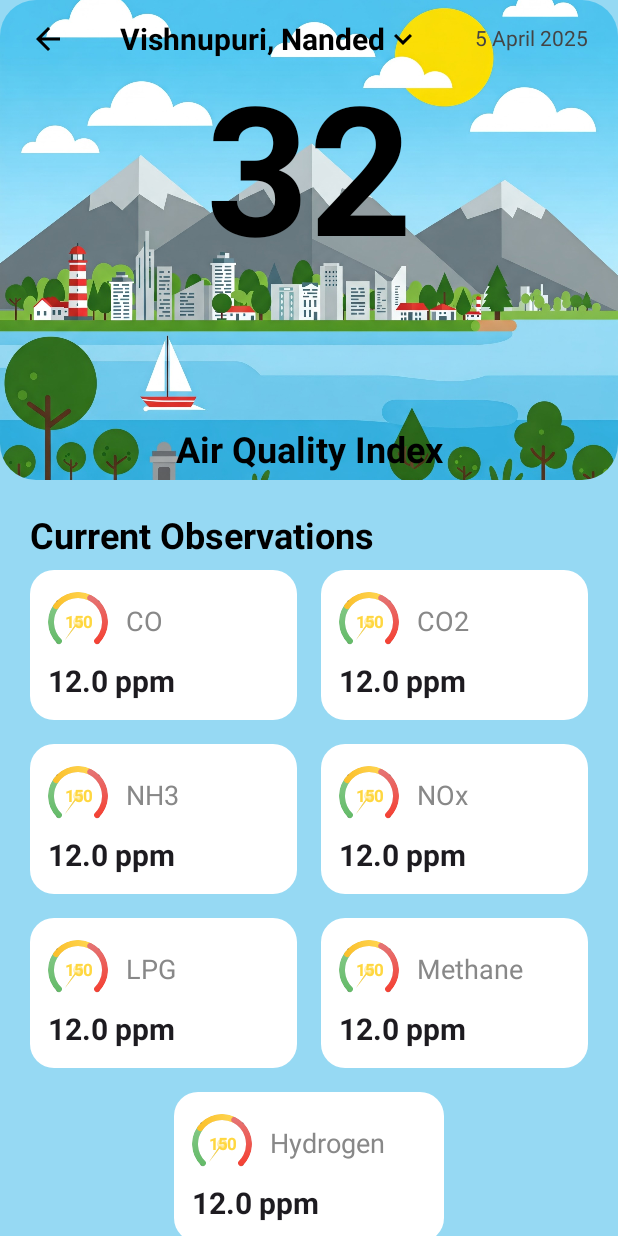
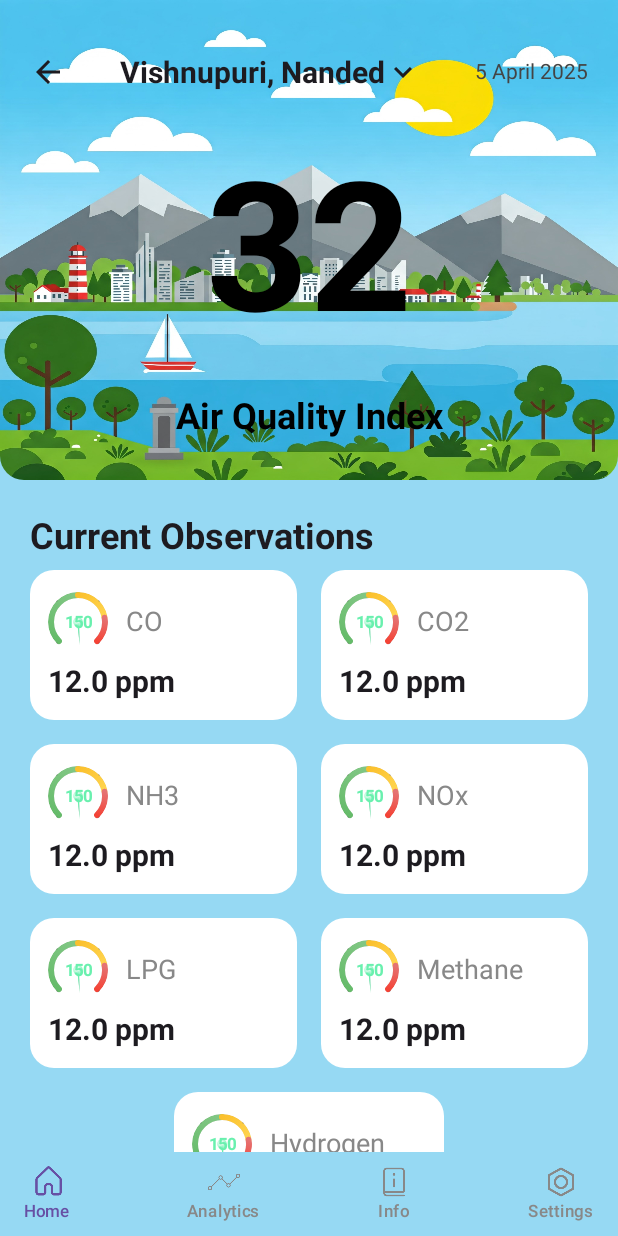
Before and after one commit to Phantom-VK/AirSageAi, an Android app built with Jetpack Compose: the screen it shows after launch (MainActivity), on a phone screen of 412 x 824 dp. Run offline under Robolectric (Android 15) with nearby library versions, the light colour scheme and no system bars; our stand-ins replace Firebase (no records; nobody signed in at launch, a user with empty details on screens opened directly).

Commit message:
Added bottombar

```diff
--- a/app/build.gradle.kts
+++ b/app/build.gradle.kts
@@ -66,4 +66,5 @@ dependencies {
     debugImplementation(libs.androidx.ui.tooling)
     debugImplementation(libs.androidx.ui.test.manifest)
 
+
 }
--- a/app/src/main/AndroidManifest.xml
+++ b/app/src/main/AndroidManifest.xml
@@ -10,7 +10,6 @@
         android:label="@string/app_name"
         android:roundIcon="@mipmap/ic_launcher_round"
         android:supportsRtl="true"
-        android:theme="@style/Theme.App.Starting"
         tools:targetApi="31">
         <activity
             android:name=".MainActivity"
--- a/app/src/main/java/com/vikram/airsageai/MainActivity.kt
+++ b/app/src/main/java/com/vikram/airsageai/MainActivity.kt
@@ -1,34 +1,29 @@
 package com.vikram.airsageai
 
+import android.os.Build
 import android.os.Bundle
 import androidx.activity.ComponentActivity
 import androidx.activity.compose.setContent
 import androidx.activity.enableEdgeToEdge
-import androidx.compose.foundation.layout.fillMaxSize
-import androidx.compose.foundation.layout.padding
-import androidx.compose.material3.Scaffold
-import androidx.compose.material3.Text
+import androidx.annotation.RequiresApi
 import androidx.compose.runtime.Composable
 import androidx.compose.runtime.LaunchedEffect
 import androidx.compose.runtime.getValue
 import androidx.compose.runtime.mutableStateOf
 import androidx.compose.runtime.remember
 import androidx.compose.runtime.setValue
-import androidx.compose.ui.Modifier
-import androidx.compose.ui.tooling.preview.Preview
-import androidx.compose.ui.unit.dp
 import androidx.navigation.NavController
 import androidx.navigation.compose.rememberNavController
-import com.vikram.airsageai.ui.components.GasPpmGauge
-import com.vikram.airsageai.ui.navigation.Navigation
 import com.vikram.airsageai.ui.screens.HomeScreen
 import com.vikram.airsageai.ui.screens.SplashContent
-import com.vikram.airsageai.ui.theme.AirSageAiTheme
 import com.vikram.airsageai.utils.Database
 import kotlinx.coroutines.delay
 
 class MainActivity : ComponentActivity() {
+
+    @RequiresApi(Build.VERSION_CODES.R)
     override fun onCreate(savedInstanceState: Bundle?) {
+
 
          val database = Database()
 
--- /dev/null
+++ b/app/src/main/java/com/vikram/airsageai/ui/components/BottomAppBar.kt
@@ -0,0 +1,141 @@
+package com.vikram.airsageai.ui.components
+
+import androidx.annotation.DrawableRes
+import androidx.compose.foundation.background
+import androidx.compose.foundation.clickable
+import androidx.compose.foundation.layout.Arrangement
+import androidx.compose.foundation.layout.Box
+import androidx.compose.foundation.layout.Column
+import androidx.compose.foundation.layout.Row
+import androidx.compose.foundation.layout.fillMaxSize
+import androidx.compose.foundation.layout.fillMaxWidth
+import androidx.compose.foundation.layout.height
+import androidx.compose.foundation.layout.padding
+import androidx.compose.foundation.layout.size
+import androidx.compose.foundation.layout.wrapContentSize
+import androidx.compose.foundation.shape.RoundedCornerShape
+import androidx.compose.material3.BottomAppBar
+import androidx.compose.material3.Icon
+import androidx.compose.material3.MaterialTheme
+import androidx.compose.material3.NavigationBarItem
+import androidx.compose.material3.Surface
+import androidx.compose.material3.Text
+import androidx.compose.runtime.Composable
+import androidx.compose.runtime.MutableState
+import androidx.compose.runtime.mutableStateOf
+import androidx.compose.runtime.remember
+import androidx.compose.ui.Alignment
+import androidx.compose.ui.Modifier
+import androidx.compose.ui.graphics.Color
+import androidx.compose.ui.res.painterResource
+import androidx.compose.ui.tooling.preview.Preview
+import androidx.compose.ui.unit.dp
+import androidx.navigation.NavHostController
+import com.vikram.airsageai.R
+import androidx.navigation.compose.rememberNavController
+
+
+
+@Composable
+fun AppBottomBar(navController: NavHostController = rememberNavController()) {
+    val selectedItem = remember { mutableStateOf<Screen>(Screen.Home) }
+
+    Box(
+        modifier = Modifier
+            .fillMaxWidth()
+            .background(Color.Transparent),
+        contentAlignment = Alignment.BottomCenter
+    ) {
+        Surface(
+            color = Color(0xFF96D9F3),
+            modifier = Modifier
+                .fillMaxWidth()
+                .height(56.dp) // standard height for bottom nav bar
+        ) {
+            Row(
+                modifier = Modifier
+                    .fillMaxSize()
+                    .padding(horizontal = 16.dp),
+                horizontalArrangement = Arrangement.SpaceBetween,
+                verticalAlignment = Alignment.CenterVertically
+            ) {
+                BottomBarItem(
+                    screen = Screen.Home,
+                    selectedItem = selectedItem,
+                    navController = navController,
+                    iconRes = R.drawable.home,
+                    label = "Home"
+                )
+                BottomBarItem(
+                    screen = Screen.Analytics,
+                    selectedItem = selectedItem,
+                    navController = navController,
+                    iconRes = R.drawable.analytics,
+                    label = "Analytics"
+                )
+                BottomBarItem(
+                    screen = Screen.Info,
+                    selectedItem = selectedItem,
+                    navController = navController,
+                    iconRes = R.drawable.info,
+                    label = "Info"
+                )
+                BottomBarItem(
+                    screen = Screen.Settings,
+                    selectedItem = selectedItem,
+                    navController = navController,
+                    iconRes = R.drawable.settings,
+                    label = "Settings"
+                )
+            }
+        }
+    }
+}
+
+@Composable
+fun BottomBarItem(
+    screen: Screen,
+    selectedItem: MutableState<Screen>,
+    navController: NavHostController,
+    @DrawableRes iconRes: Int,
+    label: String
+) {
+    val isSelected = selectedItem.value == screen
+    val iconColor = if (isSelected) MaterialTheme.colorScheme.primary else Color.Gray
+
+    Column(
+        modifier = Modifier
+            .clickable {
+                selectedItem.value = screen
+                navController.navigate(screen.route)
+            },
+        horizontalAlignment = Alignment.CenterHorizontally
+    ) {
+        Icon(
+            painter = painterResource(id = iconRes),
+            contentDescription = label,
+            tint = iconColor,
+            modifier = Modifier.size(24.dp)
+        )
+        Text(
+            text = label,
+            style = MaterialTheme.typography.labelSmall,
+            color = iconColor
+        )
+    }
+}
+
+
+sealed class Screen(val route: String) {
+    object Home : Screen("home")
+    object Analytics : Screen("analytics")
+    object Info : Screen("info")
+    object Settings : Screen("settings")
+}
+
+@Preview(showBackground = true)
+@Composable
+fun PreviewAppBar(){
+
+    AppBottomBar()
+}
--- a/app/src/main/java/com/vikram/airsageai/ui/components/GasPpmGauge.kt
+++ b/app/src/main/java/com/vikram/airsageai/ui/components/GasPpmGauge.kt
@@ -1,14 +1,25 @@
 package com.vikram.airsageai.ui.components
 
 import androidx.compose.foundation.Canvas
-import androidx.compose.foundation.layout.*
+import androidx.compose.foundation.layout.Arrangement
+import androidx.compose.foundation.layout.Box
+import androidx.compose.foundation.layout.Column
+import androidx.compose.foundation.layout.Spacer
+import androidx.compose.foundation.layout.fillMaxSize
+import androidx.compose.foundation.layout.height
+import androidx.compose.foundation.layout.padding
+import androidx.compose.foundation.layout.size
 import androidx.compose.material3.Text
 import androidx.compose.runtime.Composable
 import androidx.compose.ui.Alignment
 import androidx.compose.ui.Modifier
 import androidx.compose.ui.geometry.Offset
 import androidx.compose.ui.geometry.Size
-import androidx.compose.ui.graphics.*
+import androidx.compose.ui.graphics.BlendMode
+import androidx.compose.ui.graphics.Brush
+import androidx.compose.ui.graphics.Color
+import androidx.compose.ui.graphics.Path
+import androidx.compose.ui.graphics.StrokeCap
 import androidx.compose.ui.graphics.drawscope.DrawScope
 import androidx.compose.ui.graphics.drawscope.Fill
 import androidx.compose.ui.graphics.drawscope.Stroke
@@ -31,22 +42,26 @@ fun GasPpmGauge(
     warningThreshold: Float = 500f,
     dangerThreshold: Float = 800f
 ) {
-    // Validate inputs
-    require(minValue < maxValue) { "minValue must be less than maxValue" }
-    require(currentValue in minValue..maxValue) { "currentValue must be between minValue and maxValue" }
-    require(warningThreshold < dangerThreshold) { "warningThreshold must be less than dangerThreshold" }
+    // Validate inputs with safe handling of invalid values
+    val validatedMinValue = minValue
+    val validatedMaxValue = if (maxValue <= minValue) minValue + 1f else maxValue
+    val validatedWarningThreshold = if (warningThreshold <= minValue) (minValue + maxValue) / 3 else warningThreshold
+    val validatedDangerThreshold = if (dangerThreshold <= warningThreshold)
+        warningThreshold + (maxValue - warningThreshold) / 2 else dangerThreshold
+
+    // Clamp current value within range instead of requiring specific values
+    val clampedValue = currentValue.coerceIn(validatedMinValue, validatedMaxValue)
 
     // Calculate value percentage for color determination
-    val valuePercentage = (currentValue - minValue) / (maxValue - minValue)
+    val valuePercentage = (clampedValue - validatedMinValue) / (validatedMaxValue - validatedMinValue)
     val gaugeColor = when {
-        currentValue >= dangerThreshold -> Color(0xFFFF5252) // Material red A200
-        currentValue >= warningThreshold -> Color(0xFFFFD740) // Material amber A200
+        clampedValue >= validatedDangerThreshold -> Color(0xFFFF5252) // Material red A200
+        clampedValue >= validatedWarningThreshold -> Color(0xFFFFD740) // Material amber A200
         else -> Color(0xFF69F0AE) // Material green A200
     }
 
     Box(
-        modifier = modifier
-            .size(gaugeSize),
+        modifier = modifier.size(gaugeSize),
         contentAlignment = Alignment.Center
     ) {
         // Draw the gauge background and needle
@@ -54,24 +69,24 @@ fun GasPpmGauge(
             val strokeWidth = size.width * 0.1f // Thinner stroke for small gauge
 
             drawModernGaugeBackground(
-                minValue = minValue,
-                maxValue = maxValue,
-                warningThreshold = warningThreshold,
-                dangerThreshold = dangerThreshold,
+                minValue = validatedMinValue,
+                maxValue = validatedMaxValue,
+                warningThreshold = validatedWarningThreshold,
+                dangerThreshold = validatedDangerThreshold,
                 strokeWidth = strokeWidth
             )
 
             drawModernNeedle(
-                currentValue = currentValue,
-                minValue = minValue,
-                maxValue = maxValue,
+                currentValue = clampedValue,
+                minValue = validatedMinValue,
+                maxValue = validatedMaxValue,
                 needleColor = gaugeColor
             )
         }
 
         // Display current value in the center
         Text(
-            text = formatValue(currentValue),
+            text = formatValue(clampedValue),
             color = gaugeColor,
             fontSize = (gaugeSize.value * 0.22).sp,
             fontWeight = FontWeight.Bold
@@ -113,12 +128,14 @@ private fun DrawScope.drawModernGaugeBackground(
     )
 
     // Draw the colored segments with gradient effect
-    val safeEndValue = minValue + (warningThreshold - minValue).coerceAtLeast(0f)
-    val warningEndValue = minValue + (dangerThreshold - minValue).coerceAtLeast(0f)
+    // Ensure values are within range and properly bounded
+    val safeEndValue = (warningThreshold - minValue).coerceAtLeast(0f) + minValue
+    val warningEndValue = (dangerThreshold - minValue).coerceAtLeast(0f) + minValue
+    val valueRange = maxValue - minValue
 
     // Safe zone (green)
-    if (safeEndValue > minValue) {
-        val safeSweep = (safeEndValue - minValue) / (maxValue - minValue) * sweepAngle
+    if (safeEndValue > minValue && valueRange > 0) {
+        val safeSweep = (safeEndValue - minValue) / valueRange * sweepAngle
         drawGradientArc(
             startAngle = startAngle,
             sweepAngle = safeSweep,
@@ -131,10 +148,11 @@ private fun DrawScope.drawModernGaugeBackground(
     }
 
     // Warning zone (yellow)
-    if (warningEndValue > safeEndValue) {
-        val warningSweep = (warningEndValue - safeEndValue) / (maxValue - minValue) * sweepAngle
+    if (warningEndValue > safeEndValue && valueRange > 0) {
+        val warningSweep = (warningEndValue - safeEndValue) / valueRange * sweepAngle
+        val warningStartAngle = startAngle + ((safeEndValue - minValue) / valueRange * sweepAngle)
         drawGradientArc(
-            startAngle = startAngle + ((safeEndValue - minValue) / (maxValue - minValue) * sweepAngle),
+            startAngle = warningStartAngle,
             sweepAngle = warningSweep,
             center = center,
             radius = outerRadius,
@@ -145,10 +163,11 @@ private fun DrawScope.drawModernGaugeBackground(
     }
 
     // Danger zone (red)
-    if (maxValue > warningEndValue) {
-        val dangerSweep = (maxValue - warningEndValue) / (maxValue - minValue) * sweepAngle
+    if (maxValue > warningEndValue && valueRange > 0) {
+        val dangerSweep = (maxValue - warningEndValue) / valueRange * sweepAngle
+        val dangerStartAngle = startAngle + ((warningEndValue - minValue) / valueRange * sweepAngle)
         drawGradientArc(
-            startAngle = startAngle + ((warningEndValue - minValue) / (maxValue - minValue) * sweepAngle),
+            startAngle = dangerStartAngle,
             sweepAngle = dangerSweep,
             center = center,
             radius = outerRadius,
@@ -171,17 +190,19 @@ private fun DrawScope.drawGradientArc(
     endColor: Color,
     strokeWidth: Float
 ) {
-    // Create a gradient brush
+    // Create a gradient brush with proper error handling for trigonometric functions
+    val startRadians = Math.toRadians(startAngle.toDouble())
+    val endRadians = Math.toRadians((startAngle + sweepAngle).toDouble())
+
+    val startX = center.x + radius * cos(startRadians).toFloat()
+    val startY = center.y + radius * sin(startRadians).toFloat()
+    val endX = center.x + radius * cos(endRadians).toFloat()
+    val endY = center.y + radius * sin(endRadians).toFloat()
+
     val brush = Brush.linearGradient(
         colors = listOf(startColor, endColor),
-        start = Offset(
-            center.x + radius * cos(Math.toRadians((startAngle).toDouble())).toFloat(),
-            center.y + radius * sin(Math.toRadians((startAngle).toDouble())).toFloat()
-        ),
-        end = Offset(
-            center.x + radius * cos(Math.toRadians((startAngle + sweepAngle).toDouble())).toFloat(),
-            center.y + radius * sin(Math.toRadians((startAngle + sweepAngle).toDouble())).toFloat()
-        )
+        start = Offset(startX, startY),
+        end = Offset(endX, endY)
     )
 
     drawArc(
@@ -208,16 +229,17 @@ private fun DrawScope.drawMinimalTicks(
     // Draw just a few major ticks
     for (i in 0..majorTickCount) {
         val angle = startAngle + (sweepAngle * i / majorTickCount)
+        val radians = Math.toRadians(angle.toDouble())
         val outerRadius = radius + (strokeWidth / 2)
         val innerRadius = outerRadius + tickLength
 
         val startPos = Offset(
-            center.x + outerRadius * cos(Math.toRadians(angle.toDouble())).toFloat(),
-            center.y + outerRadius * sin(Math.toRadians(angle.toDouble())).toFloat()
+            center.x + outerRadius * cos(radians).toFloat(),
+            center.y + outerRadius * sin(radians).toFloat()
         )
         val endPos = Offset(
-            center.x + innerRadius * cos(Math.toRadians(angle.toDouble())).toFloat(),
-            center.y + innerRadius * sin(Math.toRadians(angle.toDouble())).toFloat()
+            center.x + innerRadius * cos(radians).toFloat(),
+            center.y + innerRadius * sin(radians).toFloat()
         )
 
         drawLine(
@@ -241,13 +263,13 @@ private fun DrawScope.drawModernNeedle(
     val startAngle = 135f
     val sweepAngle = 270f
 
-    // Calculate needle angle
-    val valueRatio = (currentValue - minValue) / (maxValue - minValue)
-    val needleAngle = startAngle + sweepAngle * valueRatio
+    // Calculate needle angle with safety check for division by zero
+    val valueRange = maxValue - minValue
+    val valueRatio = if (valueRange > 0) (currentValue - minValue) / valueRange else 0f
+    val needleAngle = startAngle + sweepAngle * valueRatio.coerceIn(0f, 1f)
 
     // Needle parameters
     val needleBaseWidth = size.width * 0.03f
-    val needleTipWidth = size.width * 0.01f
     val needleCapRadius = size.width * 0.08f
 
     // Draw needle with shadow for depth
--- a/app/src/main/java/com/vikram/airsageai/ui/screens/HomeScreen.kt
+++ b/app/src/main/java/com/vikram/airsageai/ui/screens/HomeScreen.kt
@@ -16,11 +16,12 @@ import androidx.compose.foundation.layout.width
 import androidx.compose.foundation.lazy.LazyColumn
 import androidx.compose.foundation.shape.RoundedCornerShape
 import androidx.compose.material.icons.Icons
-import androidx.compose.material.icons.filled.ArrowBack
+import androidx.compose.material.icons.automirrored.filled.ArrowBack
 import androidx.compose.material.icons.filled.KeyboardArrowDown
 import androidx.compose.material3.Card
 import androidx.compose.material3.CardDefaults
 import androidx.compose.material3.Icon
+import androidx.compose.material3.Scaffold
 import androidx.compose.material3.Text
 import androidx.compose.runtime.Composable
 import androidx.compose.ui.Alignment
@@ -36,17 +37,28 @@ import androidx.compose.ui.unit.dp
 import androidx.compose.ui.unit.sp
 import androidx.navigation.NavController
 import com.vikram.airsageai.R
+import com.vikram.airsageai.ui.components.AppBottomBar
 import com.vikram.airsageai.ui.components.GasPpmGauge
 
 @Composable
 fun HomeScreen(navController: NavController){
     AirQualityIndexScreen()
 }
+
 @Composable
 fun AirQualityIndexScreen() {
 
+
+
+
+        Scaffold(
+            bottomBar = {
+                AppBottomBar()
+            }
+        ) {
             LazyColumn(
                 modifier = Modifier.fillMaxSize()
+                    .padding(it)
                     .background(Color(0xFF96D9F3))
             ) {
                 items(1){
@@ -59,7 +71,11 @@ fun AirQualityIndexScreen() {
                     ObservationsGrid()
                 }
             }
-        // Main content
+        }
+
+
+
+
 
 
 }
@@ -74,7 +90,7 @@ fun TopAppBar() {
     ) {
         // Back button
         Icon(
-            imageVector = Icons.Default.ArrowBack,
+            imageVector = Icons.AutoMirrored.Filled.ArrowBack,
             contentDescription = "Back",
             modifier = Modifier.size(24.dp)
         )
@@ -113,16 +129,16 @@ fun AQIDisplay() {
         modifier = Modifier
             .fillMaxWidth()
             .height(320.dp)
-            .clip(RoundedCornerShape(24.dp))
+            .clip(RoundedCornerShape(bottomStart = 16.dp, bottomEnd = 16.dp))
     ) {
 
         // This would be your actual background scenery image
         // Replace R.drawable.landscape_background with your actual drawable
         Image(
-            painter = painterResource(id = R.drawable.good_weather), // Placeholder
+            painter = painterResource(id = R.drawable.good_weather),
             contentDescription = "Landscape Background",
             modifier = Modifier.fillMaxSize(),
-            contentScale = ContentScale.FillWidth
+            contentScale = ContentScale.FillBounds
         )
 
         // AQI Value and Label
@@ -131,7 +147,7 @@ fun AQIDisplay() {
                 .fillMaxSize()
                 .padding(horizontal = 20.dp),
             horizontalAlignment = Alignment.CenterHorizontally,
-            verticalArrangement = Arrangement.Center
+                verticalArrangement = Arrangement.SpaceEvenly
         ) {
             TopAppBar()
             Text(
@@ -141,7 +157,6 @@ fun AQIDisplay() {
                 color = Color.Black
             )
 
-            Spacer(modifier = Modifier.height(100.dp))
 
             Text(
                 text = "Air Quality Index",
@@ -232,12 +247,7 @@ fun ObservationCard(title: String, value: String, modifier: Modifier = Modifier)
                         .clip(RoundedCornerShape(50))
                 ) {
                     GasPpmGauge(
-                        currentValue = 150f,
-                        minValue = 0f,
-                        maxValue = 500f,
-                        gaugeSize = 50.dp,
-                        warningThreshold = 150f,
-                        dangerThreshold = 300f
+                        currentValue = 150f
                     )
                 }
 
@@ -263,28 +273,7 @@ fun ObservationCard(title: String, value: String, modifier: Modifier = Modifier)
     }
 }
 
-@Composable
-fun GaugeMeter() {
-    // This is a placeholder for the gauge meter
-    // In a real app, you would implement a custom gauge meter or use a library
-    Box(
-        modifier = Modifier
-            .fillMaxSize()
-            .background(
-                brush = Brush.horizontalGradient(
-                    colors = listOf(Color.Red, Color.Yellow, Color.Green)
-                )
-            )
-    ) {
-        // The gauge needle
-        Box(
-            modifier = Modifier
-                .size(4.dp, 20.dp)
-                .background(Color.Black)
-                .align(Alignment.Center)
-        )
-    }
-}
+
 
 @Preview(showBackground = true)
 @Composable
--- /dev/null
+++ b/app/src/main/java/com/vikram/airsageai/viewmodels/ScreenViewModel.kt
@@ -0,0 +1,8 @@
+package com.vikram.airsageai.viewmodels
+
+import androidx.lifecycle.ViewModel
+
+class ScreenViewModel: ViewModel() {
+
+
+}
--- a/app/src/main/res/values/themes.xml
+++ b/app/src/main/res/values/themes.xml
@@ -2,16 +2,4 @@
 <resources>
 
     <style name="Theme.AirSageAi" parent="android:Theme.Material.Light.NoActionBar" />
-
-    <style name="Theme.App.Starting" parent="Theme.SplashScreen">
-        <!-- Set the splash screen background -->
-        <item name="windowSplashScreenBackground">@color/splash_background</item>
-
-        <!-- Use animated vector drawable for the icon -->
-        <item name="windowSplashScreenAnimatedIcon">@drawable/airsage_logo_withname</item>
-        <item name="windowSplashScreenAnimationDuration">500</item> <!-- in ms -->
-
-        <!-- Post-splash screen theme (your regular app theme) -->
-        <item name="postSplashScreenTheme">@style/Theme.AirSageAi</item>
-    </style>
 </resources>
--- a/gradle/libs.versions.toml
+++ b/gradle/libs.versions.toml
@@ -1,5 +1,6 @@
 [versions]
 agp = "8.9.1"
+composeBomVersion = "2025.02.00"
 kotlin = "2.0.21"
 coreKtx = "1.15.0"
 junit = "4.13.2"
@@ -12,6 +13,7 @@ googleGmsGoogleServices = "4.4.2"
 firebaseDatabase = "21.0.0"
 
 [libraries]
+androidx-compose-bom-v20250200 = { module = "androidx.compose:compose-bom", version.ref = "composeBomVersion" }
 androidx-core-ktx = { group = "androidx.core", name = "core-ktx", version.ref = "coreKtx" }
 junit = { group = "junit", name = "junit", version.ref = "junit" }
 androidx-junit = { group = "androidx.test.ext", name = "junit", version.ref = "junitVersion" }
```
Lines whose indentation alone changed are shown as unchanged.
